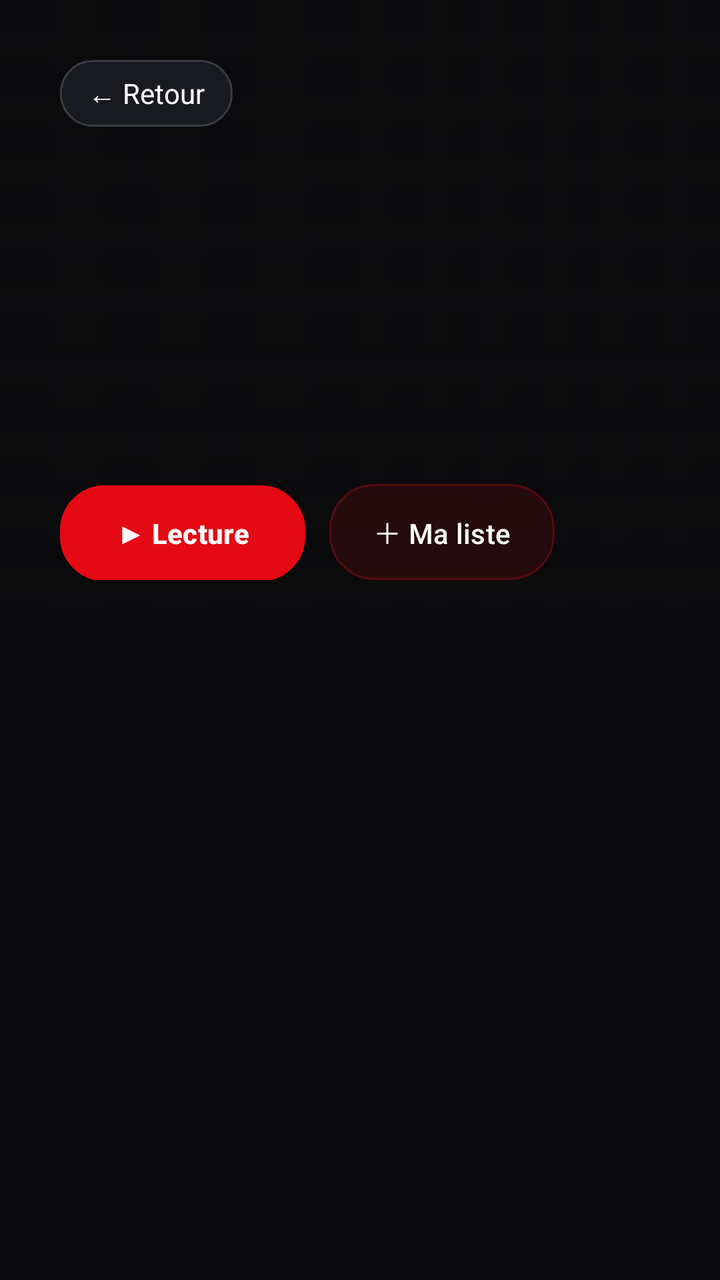
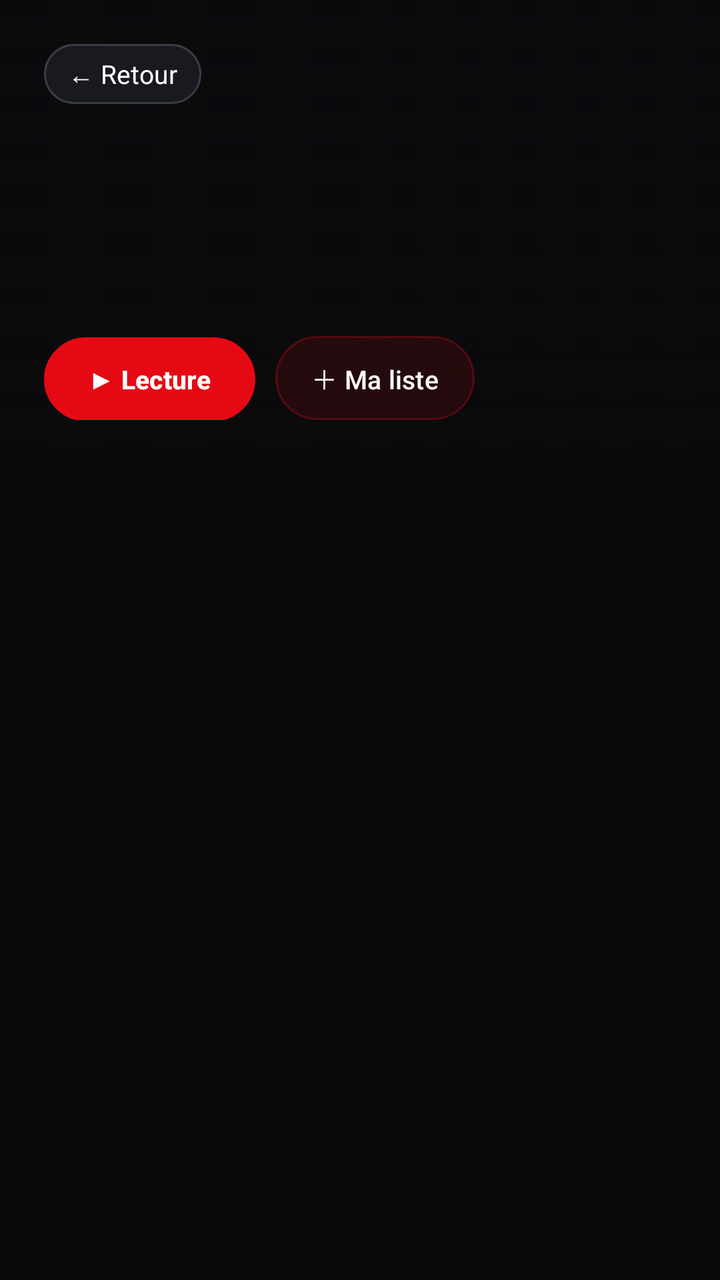

Two renders of the same Android screen: before a commit and after it. Below are the layout's source before the change and the commit's diff.
<!-- AndroidManifest.xml: application theme Theme.KZ -->
<!-- res/layout/activity_new_series_detail.xml -->
<?xml version="1.0" encoding="utf-8"?>
<LinearLayout xmlns:android="http://schemas.android.com/apk/res/android"
    android:layout_width="match_parent"
    android:layout_height="match_parent"
    android:orientation="vertical"
    android:background="@color/bg">
    <FrameLayout
        android:layout_width="match_parent"
        android:layout_height="320dp">
        <ImageView
            android:id="@+id/heroImg"
            android:layout_width="match_parent"
            android:layout_height="match_parent"
            android:scaleType="centerCrop"
            android:contentDescription="@null" />
        <View
            android:layout_width="match_parent"
            android:layout_height="match_parent"
            android:background="@drawable/bg_scrim_hero" />
        <View
            android:layout_width="match_parent"
            android:layout_height="match_parent"
            android:background="@drawable/bg_scrim_bottom" />
        <LinearLayout
            android:layout_width="match_parent"
            android:layout_height="match_parent"
            android:orientation="vertical"
            android:padding="30dp">
            <TextView
                android:id="@+id/backBtn"
                android:layout_width="wrap_content"
                android:layout_height="wrap_content"
                android:text="\u2190 Retour"
                android:textColor="@color/text"
                android:textSize="14sp"
                android:background="@drawable/bg_fav_chip"
                android:clickable="true"
                android:focusable="true"
                android:paddingStart="14dp"
                android:paddingEnd="14dp"
                android:paddingTop="7dp"
                android:paddingBottom="7dp" />
            <View
                android:layout_width="match_parent"
                android:layout_height="0dp"
                android:layout_weight="1" />
            <TextView
                android:id="@+id/seriesTitle"
                android:layout_width="620dp"
                android:layout_height="wrap_content"
                android:textColor="@color/text"
                android:textSize="32sp"
                android:textStyle="bold"
                android:maxLines="2"
                android:ellipsize="end" />
            <TextView
                android:id="@+id/heroMeta"
                android:layout_width="wrap_content"
                android:layout_height="wrap_content"
                android:textColor="@color/accent"
                android:textStyle="bold"
                android:textSize="13sp"
                android:layout_marginTop="6dp" />
            <TextView
                android:id="@+id/heroDesc"
                android:layout_width="620dp"
                android:layout_height="wrap_content"
                android:textColor="#CCFFFFFF"
                android:textSize="14sp"
                android:maxLines="3"
                android:ellipsize="end"
                android:layout_marginTop="10dp" />
            <LinearLayout
                android:layout_width="wrap_content"
                android:layout_height="wrap_content"
                android:orientation="horizontal"
                android:layout_marginTop="16dp">
                <Button
                    android:id="@+id/playBtn"
                    android:layout_width="wrap_content"
                    android:layout_height="48dp"
                    android:text="\u25B6 Lecture"
                    android:textAllCaps="false"
                    android:textColor="@color/text"
                    android:textStyle="bold"
                    android:background="@drawable/bg_button_focus"
                    android:paddingStart="28dp"
                    android:paddingEnd="28dp" />
                <Button
                    android:id="@+id/favBtn"
                    android:layout_width="wrap_content"
                    android:layout_height="48dp"
                    android:text="\uFF0B Ma liste"
                    android:textAllCaps="false"
                    android:textColor="@color/text"
                    android:background="@drawable/bg_ghost_btn"
                    android:layout_marginStart="12dp"
                    android:paddingStart="22dp"
                    android:paddingEnd="22dp" />
            </LinearLayout>
        </LinearLayout>
    </FrameLayout>
    <HorizontalScrollView
        android:layout_width="match_parent"
        android:layout_height="wrap_content"
        android:scrollbars="none"
        android:padding="18dp">
        <LinearLayout
            android:id="@+id/seasonTabs"
            android:layout_width="wrap_content"
            android:layout_height="wrap_content"
            android:orientation="horizontal" />
    </HorizontalScrollView>
    <FrameLayout
        android:layout_width="match_parent"
        android:layout_height="0dp"
        android:layout_weight="1"
        android:paddingStart="18dp"
        android:paddingEnd="18dp"
        android:paddingBottom="18dp">
        <androidx.recyclerview.widget.RecyclerView
            android:id="@+id/episodeRv"
            android:layout_width="match_parent"
            android:layout_height="match_parent"
            android:clipToPadding="false" />
        <ProgressBar
            android:id="@+id/progress"
            android:layout_width="wrap_content"
            android:layout_height="wrap_content"
            android:layout_gravity="center"
            android:visibility="gone" />
        <TextView
            android:id="@+id/msgTv"
            android:layout_width="wrap_content"
            android:layout_height="wrap_content"
            android:layout_gravity="center"
            android:textColor="@color/muted" />
    </FrameLayout>
</LinearLayout>
<!-- resources referenced by this layout -->
<resources>
  <color name="accent">#E50914</color>
  <color name="bg">#0A0A0C</color>
  <color name="muted">#9AA0A6</color>
  <color name="text">#FFFFFF</color>
  <!-- drawable bg_fav_chip (drawable) -->
  <?xml version="1.0" encoding="utf-8"?>
  <selector xmlns:android="http://schemas.android.com/apk/res/android">
      <item android:state_focused="true">
          <shape android:shape="rectangle">
              <solid android:color="#24262B" />
              <corners android:radius="16dp" />
              <stroke android:width="1dp" android:color="@color/accent" />
          </shape>
      </item>
      <item android:state_pressed="true">
          <shape android:shape="rectangle">
              <solid android:color="#2B2E34" />
              <corners android:radius="16dp" />
              <stroke android:width="1dp" android:color="@color/accent" />
          </shape>
      </item>
      <item>
          <shape android:shape="rectangle">
              <solid android:color="#181A1F" />
              <corners android:radius="16dp" />
              <stroke android:width="1dp" android:color="#3A3D44" />
          </shape>
      </item>
  </selector>
  <!-- drawable bg_ghost_btn (drawable) -->
  <?xml version="1.0" encoding="utf-8"?>
  <selector xmlns:android="http://schemas.android.com/apk/res/android">
      <item android:state_focused="true">
          <shape android:shape="rectangle">
              <solid android:color="@color/accent" />
              <corners android:radius="22dp" />
              <stroke android:width="2dp" android:color="@color/text" />
          </shape>
      </item>
      <item android:state_pressed="true">
          <shape android:shape="rectangle">
              <solid android:color="@color/accent2" />
              <corners android:radius="22dp" />
          </shape>
      </item>
      <item>
          <shape android:shape="rectangle">
              <solid android:color="#1FFFFFFF" />
              <corners android:radius="22dp" />
              <stroke android:width="1dp" android:color="#4DFFFFFF" />
          </shape>
      </item>
  </selector>
  <!-- drawable bg_scrim_bottom (drawable) -->
  <?xml version="1.0" encoding="utf-8"?>
  <shape xmlns:android="http://schemas.android.com/apk/res/android" android:shape="rectangle">
      <gradient
          android:angle="90"
          android:startColor="#F20A0A0C"
          android:centerColor="#800A0A0C"
          android:endColor="#000A0A0C" />
  </shape>
  <!-- drawable bg_scrim_hero (drawable) -->
  <?xml version="1.0" encoding="utf-8"?>
  <shape xmlns:android="http://schemas.android.com/apk/res/android" android:shape="rectangle">
      <gradient
          android:angle="0"
          android:startColor="#F20A0A0C"
          android:centerColor="#990A0A0C"
          android:endColor="#000A0A0C" />
  </shape>
  <style name="Theme.KZ" parent="Theme.Material3.DayNight.NoActionBar">
          <item name="android:windowBackground">@color/bg</item>
          <item name="android:statusBarColor">@color/bg</item>
          <item name="android:navigationBarColor">@color/bg</item>
          <item name="colorPrimary">@color/accent</item>
          <item name="colorOnPrimary">@color/text</item>
      </style>
  <color name="danger">#FF3B4E</color>
  <color name="accent2">#B0060F</color>
  <!-- unchanged entries left out for length: 1 -->
</resources>

<!-- the commit's change to res/layout/activity_new_series_detail.xml (unified diff, before → after) -->
@@ -6,7 +6,7 @@
     android:background="@color/bg">
     <FrameLayout
         android:layout_width="match_parent"
-        android:layout_height="320dp">
+        android:layout_height="232dp">
         <ImageView
             android:id="@+id/heroImg"
             android:layout_width="match_parent"
@@ -25,31 +25,31 @@
             android:layout_width="match_parent"
             android:layout_height="match_parent"
             android:orientation="vertical"
-            android:padding="30dp">
+            android:padding="22dp">
             <TextView
                 android:id="@+id/backBtn"
                 android:layout_width="wrap_content"
                 android:layout_height="wrap_content"
                 android:text="\u2190 Retour"
                 android:textColor="@color/text"
-                android:textSize="14sp"
+                android:textSize="13sp"
                 android:background="@drawable/bg_fav_chip"
                 android:clickable="true"
                 android:focusable="true"
-                android:paddingStart="14dp"
-                android:paddingEnd="14dp"
-                android:paddingTop="7dp"
-                android:paddingBottom="7dp" />
+                android:paddingStart="12dp"
+                android:paddingEnd="12dp"
+                android:paddingTop="6dp"
+                android:paddingBottom="6dp" />
             <View
                 android:layout_width="match_parent"
                 android:layout_height="0dp"
                 android:layout_weight="1" />
             <TextView
                 android:id="@+id/seriesTitle"
-                android:layout_width="620dp"
+                android:layout_width="560dp"
                 android:layout_height="wrap_content"
                 android:textColor="@color/text"
-                android:textSize="32sp"
+                android:textSize="24sp"
                 android:textStyle="bold"
                 android:maxLines="2"
                 android:ellipsize="end" />
@@ -59,44 +59,46 @@
                 android:layout_height="wrap_content"
                 android:textColor="@color/accent"
                 android:textStyle="bold"
-                android:textSize="13sp"
-                android:layout_marginTop="6dp" />
+                android:textSize="12sp"
+                android:layout_marginTop="5dp" />
             <TextView
                 android:id="@+id/heroDesc"
-                android:layout_width="620dp"
+                android:layout_width="560dp"
                 android:layout_height="wrap_content"
                 android:textColor="#CCFFFFFF"
-                android:textSize="14sp"
-                android:maxLines="3"
+                android:textSize="13sp"
+                android:maxLines="2"
                 android:ellipsize="end"
-                android:layout_marginTop="10dp" />
+                android:layout_marginTop="8dp" />
             <LinearLayout
                 android:layout_width="wrap_content"
                 android:layout_height="wrap_content"
                 android:orientation="horizontal"
-                android:layout_marginTop="16dp">
+                android:layout_marginTop="12dp">
                 <Button
                     android:id="@+id/playBtn"
                     android:layout_width="wrap_content"
-                    android:layout_height="48dp"
+                    android:layout_height="42dp"
                     android:text="\u25B6 Lecture"
                     android:textAllCaps="false"
+                    android:textSize="13sp"
                     android:textColor="@color/text"
                     android:textStyle="bold"
                     android:background="@drawable/bg_button_focus"
-                    android:paddingStart="28dp"
-                    android:paddingEnd="28dp" />
+                    android:paddingStart="22dp"
+                    android:paddingEnd="22dp" />
                 <Button
                     android:id="@+id/favBtn"
                     android:layout_width="wrap_content"
-                    android:layout_height="48dp"
+                    android:layout_height="42dp"
                     android:text="\uFF0B Ma liste"
                     android:textAllCaps="false"
+                    android:textSize="13sp"
                     android:textColor="@color/text"
                     android:background="@drawable/bg_ghost_btn"
-                    android:layout_marginStart="12dp"
-                    android:paddingStart="22dp"
-                    android:paddingEnd="22dp" />
+                    android:layout_marginStart="10dp"
+                    android:paddingStart="18dp"
+                    android:paddingEnd="18dp" />
             </LinearLayout>
         </LinearLayout>
     </FrameLayout>
@@ -104,7 +106,7 @@
         android:layout_width="match_parent"
         android:layout_height="wrap_content"
         android:scrollbars="none"
-        android:padding="18dp">
+        android:padding="14dp">
         <LinearLayout
             android:id="@+id/seasonTabs"
             android:layout_width="wrap_content"
@@ -115,9 +117,9 @@
         android:layout_width="match_parent"
         android:layout_height="0dp"
         android:layout_weight="1"
-        android:paddingStart="18dp"
-        android:paddingEnd="18dp"
-        android:paddingBottom="18dp">
+        android:paddingStart="14dp"
+        android:paddingEnd="14dp"
+        android:paddingBottom="14dp">
         <androidx.recyclerview.widget.RecyclerView
             android:id="@+id/episodeRv"
             android:layout_width="match_parent"
